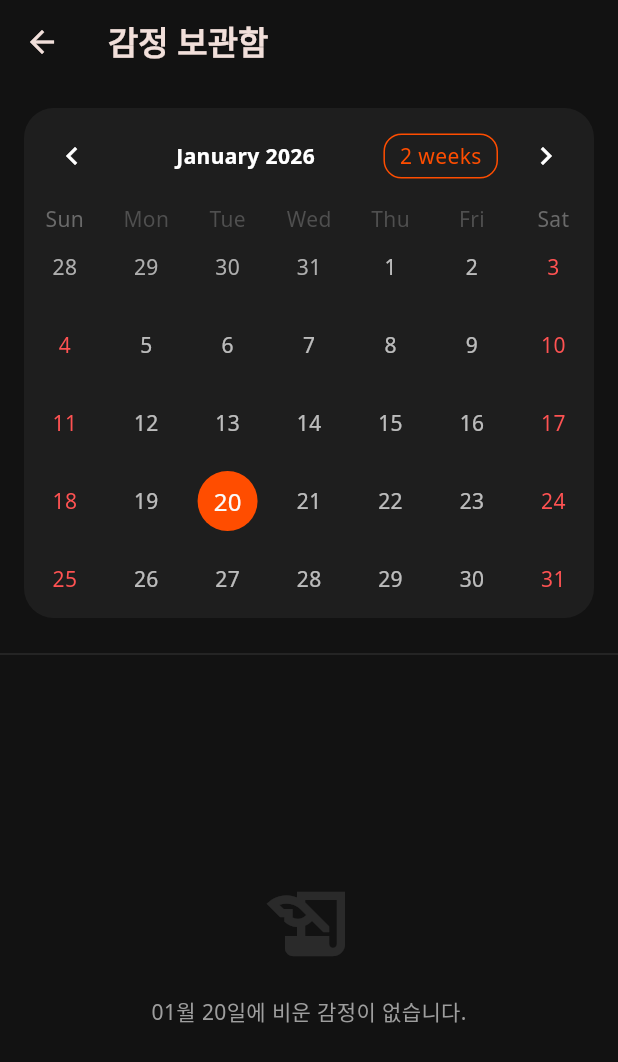
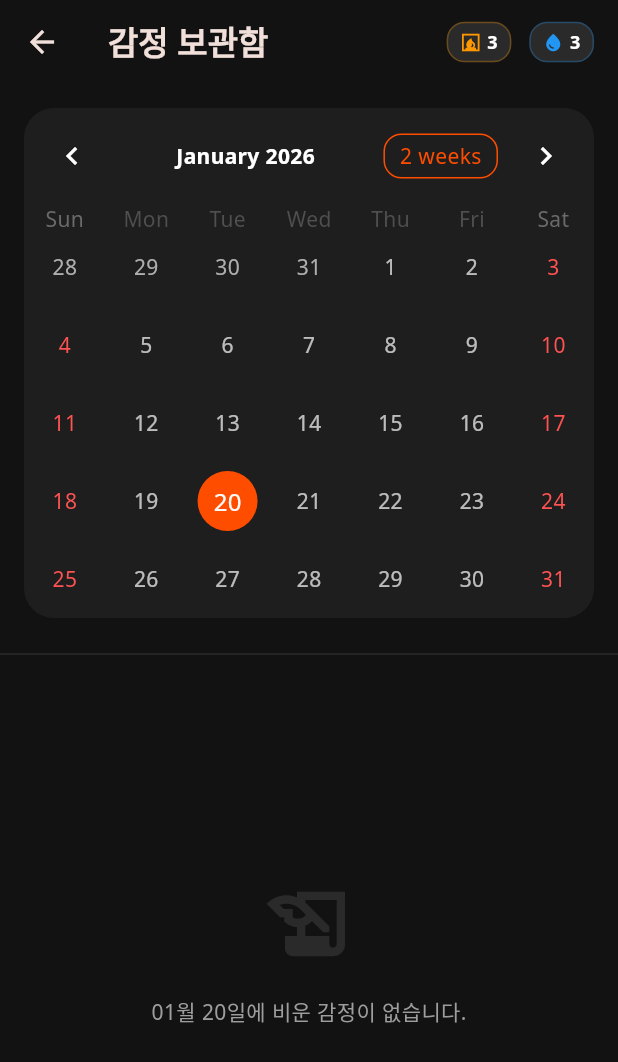
Before and after one commit to monitoro/emotiontok, a Flutter app: the LibraryScreen screen opened directly, on a phone screen of 412 x 824 dp. Shown: the top 1062 px of the screen. Run offline on Flutter 3.47's test engine with Material 3 defaults, Android fonts, the phone set to English and light mode, and no system bars; drawn by our look-alikes of table_calendar; our stand-ins replace audioplayers, google_fonts, image_picker, shared_preferences, signature; accounts and stored records are empty.

Commit message:
상단 바에 장작 및 물방울 포인트 표시 추가 (홈, 광장, 보관함)

```diff
--- a/lib/views/home_screen.dart
+++ b/lib/views/home_screen.dart
@@ -9,6 +9,7 @@ import '../viewmodels/user_viewmodel.dart';
 import '../viewmodels/venting_viewmodel.dart';
 import '../widgets/burning_animation.dart';
 import '../widgets/doodle_view.dart';
+import '../widgets/point_display.dart';
 
 class HomeScreen extends StatefulWidget {
   const HomeScreen({super.key});
@@ -235,6 +236,8 @@ class _HomeScreenState extends State<HomeScreen>
         ),
         backgroundColor: Colors.transparent,
         actions: [
+          const PointDisplay(),
+          const SizedBox(width: 8),
           Row(
             children: [
               Text(
--- a/lib/views/library_screen.dart
+++ b/lib/views/library_screen.dart
@@ -3,6 +3,7 @@ import 'package:provider/provider.dart';
 import 'package:intl/intl.dart';
 import 'package:table_calendar/table_calendar.dart';
 import '../viewmodels/venting_viewmodel.dart';
+import '../widgets/point_display.dart';
 
 class LibraryScreen extends StatefulWidget {
   const LibraryScreen({super.key});
@@ -23,6 +24,10 @@ class _LibraryScreenState extends State<LibraryScreen> {
         title:
             const Text('감정 보관함', style: TextStyle(fontWeight: FontWeight.bold)),
         backgroundColor: Colors.transparent,
+        actions: const [
+          PointDisplay(),
+          SizedBox(width: 16),
+        ],
       ),
       body: Column(
         children: [
--- a/lib/views/square_screen.dart
+++ b/lib/views/square_screen.dart
@@ -6,6 +6,7 @@ import 'package:intl/intl.dart';
 import '../viewmodels/venting_viewmodel.dart';
 import '../viewmodels/user_viewmodel.dart';
 import 'post_detail_screen.dart';
+import '../widgets/point_display.dart';
 
 class SquareScreen extends StatelessWidget {
   const SquareScreen({super.key});
@@ -17,6 +18,10 @@ class SquareScreen extends StatelessWidget {
         title: const Text('타오르는 광장',
             style: TextStyle(fontWeight: FontWeight.bold)),
         backgroundColor: Colors.transparent,
+        actions: const [
+          PointDisplay(),
+          SizedBox(width: 16),
+        ],
       ),
       body: Consumer2<VentingViewModel, UserViewModel>(
         builder: (context, ventingVM, userVM, child) {
--- /dev/null
+++ b/lib/widgets/point_display.dart
@@ -0,0 +1,51 @@
+import 'package:flutter/material.dart';
+import 'package:provider/provider.dart';
+import '../viewmodels/venting_viewmodel.dart';
+
+class PointDisplay extends StatelessWidget {
+  const PointDisplay({super.key});
+
+  @override
+  Widget build(BuildContext context) {
+    // Consumer를 사용하여 VentingViewModel의 상태 변화를 감지합니다.
+    return Consumer<VentingViewModel>(
+      builder: (context, ventingVM, child) {
+        return Row(
+          mainAxisSize: MainAxisSize.min,
+          children: [
+            _buildPointItem(
+                Icons.fireplace, ventingVM.firewoodCount, Colors.orange),
+            const SizedBox(width: 12),
+            _buildPointItem(
+                Icons.water_drop, ventingVM.waterCount, Colors.blue),
+          ],
+        );
+      },
+    );
+  }
+
+  Widget _buildPointItem(IconData icon, int count, Color color) {
+    return Container(
+      padding: const EdgeInsets.symmetric(horizontal: 8, vertical: 4),
+      decoration: BoxDecoration(
+        color: const Color(0xFF2A2A2A),
+        borderRadius: BorderRadius.circular(12),
+        border: Border.all(color: color.withOpacity(0.3)),
+      ),
+      child: Row(
+        children: [
+          Icon(icon, size: 14, color: color),
+          const SizedBox(width: 4),
+          Text(
+            '$count',
+            style: TextStyle(
+              color: Colors.white,
+              fontSize: 12,
+              fontWeight: FontWeight.bold,
+            ),
+          ),
+        ],
+      ),
+    );
+  }
+}
```
